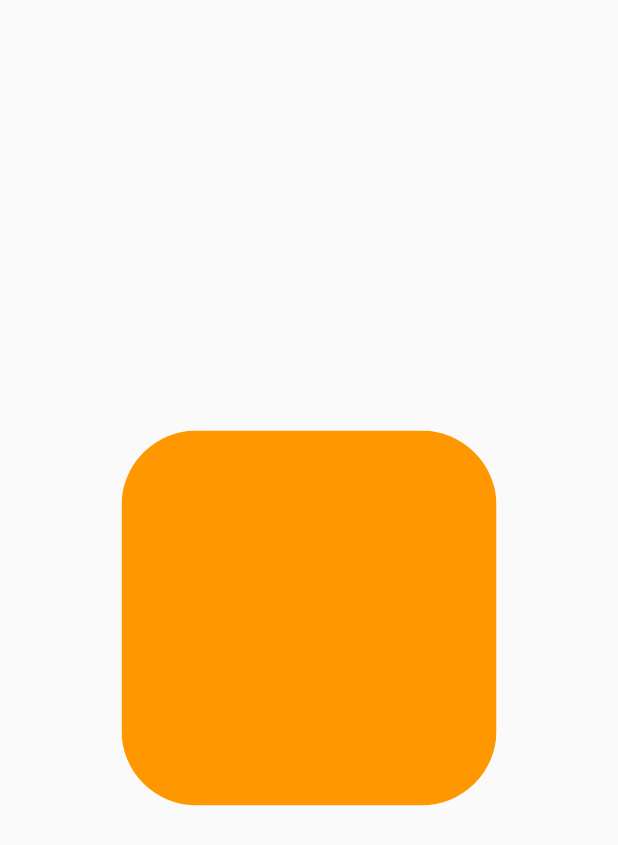
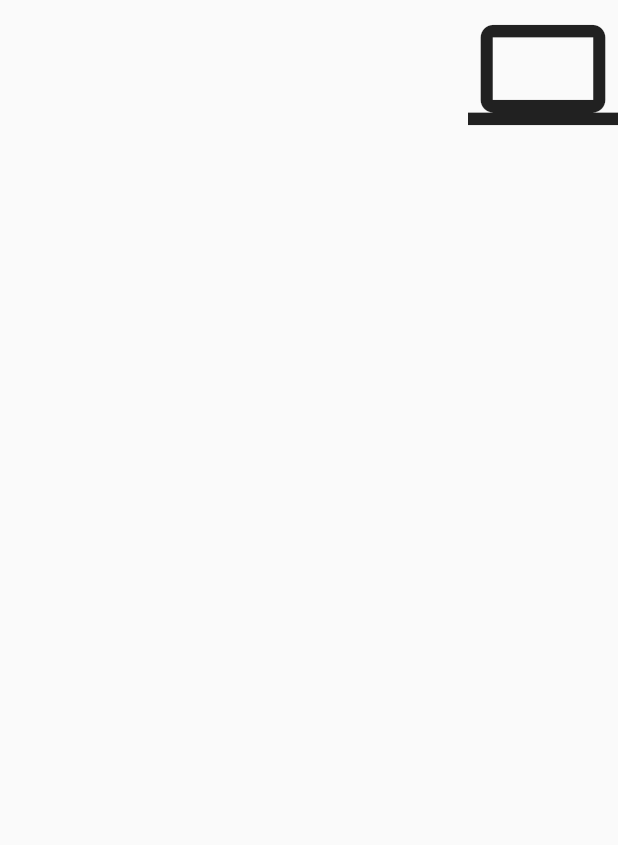
Before and after one commit to sanjay-rb/100-Days-Of-Flutter-Widgets, a Flutter app: the screen it shows after launch, on a phone screen of 412 x 824 dp. Shown: the top 845 px of the screen. Run offline on Flutter 3.47's test engine with Material 2 defaults, Android fonts, the phone set to English and light mode, and no system bars.

Commit message:
Day17 completed with Hero

```diff
--- a/hundred_days_of_flutter_widget/lib/day014_stream_builder.dart
+++ b/hundred_days_of_flutter_widget/lib/day014_stream_builder.dart
@@ -63,9 +63,8 @@ class NumberCounter {
   var _counter = 0; // ! counter stream....
 
   final _controller = StreamController<int>(); // ? what is StreamController?
-  /**
-   * ! with the help of StreamController we can create | manipuate on streams....
-   */
+  /// ! with the help of StreamController we can create | manipuate on streams....
+
 
   NumberCounter() {
     Timer.periodic(Duration(seconds: 2), (t) {
--- /dev/null
+++ b/hundred_days_of_flutter_widget/lib/day017_hero.dart
@@ -0,0 +1,70 @@
+import 'package:flutter/material.dart';
+
+class Day17Hero extends StatefulWidget {
+  Day17Hero({Key key}) : super(key: key);
+
+  @override
+  _Day17HeroState createState() => _Day17HeroState();
+}
+
+class _Day17HeroState extends State<Day17Hero> {
+  @override
+  Widget build(BuildContext context) {
+    return Container(
+      alignment: Alignment.topRight,
+      child: Hero(
+        // ? What is Hero...
+        /**
+       * ! Hero is the very cool and simple animation effect for the Developer....
+       * ! [tag] , [child] are the requried properties for the Hero....
+       */
+        tag: "laptop",
+        /**
+         * ! [tag] - is identifier tag for the Hero Element....
+         */
+        child:
+            /**
+         * ! [child] - is for hold the elemet=nt in the Ui....
+         */
+            GestureDetector(
+          onTap: () => Navigator.push(
+              context,
+              MaterialPageRoute(
+                builder: (context) => NextPage(),
+              )),
+          child: Icon(
+            Icons.laptop,
+            size: 100.0,
+          ),
+        ),
+      ),
+    );
+  }
+}
+
+class NextPage extends StatefulWidget {
+  NextPage({Key key}) : super(key: key);
+
+  @override
+  _NextPageState createState() => _NextPageState();
+}
+
+class _NextPageState extends State<NextPage> {
+  @override
+  Widget build(BuildContext context) {
+    return Scaffold(
+      body: Container(
+        child: Center(
+          child: Hero(
+            tag:
+                "laptop", // ! we have to main the same identifier [tag] here so that the animation is cool....
+            child: Icon(
+              Icons.laptop,
+              size: 200.0,
+            ),
+          ),
+        ),
+      ),
+    );
+  }
+}
--- a/hundred_days_of_flutter_widget/lib/main.dart
+++ b/hundred_days_of_flutter_widget/lib/main.dart
@@ -16,6 +16,7 @@ import 'package:hundreddaysofflutterwidget/day013_fadein_image.dart';
 import 'package:hundreddaysofflutterwidget/day014_stream_builder.dart';
 import 'package:hundreddaysofflutterwidget/day015_inherited_widget.dart';
 import 'package:hundreddaysofflutterwidget/day016_cliprrect.dart';
+import 'package:hundreddaysofflutterwidget/day017_hero.dart';
 
 void main() {
   runApp(MyApp());
@@ -47,7 +48,7 @@ class _MainPageState extends State<MainPage> {
   Widget build(BuildContext context) {
     return Scaffold(
       body: SafeArea(
-        child: Day16ClipRRect(),
+        child: Day17Hero(),
       ),
     );
   }
```
Also changed, not shown: hundred_days_of_flutter_widget/lib/day015_inherited_widget.dart (+13 -12 lines), 3 other files.
